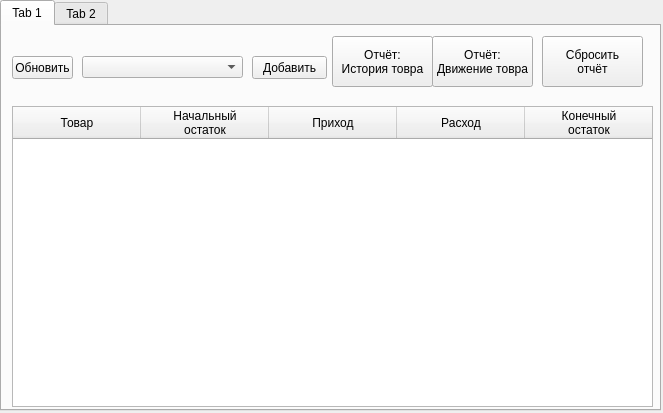
Above: untitled.ui from Crivetkaaa/kos_my_coursework before the change. Below: the same form after it.
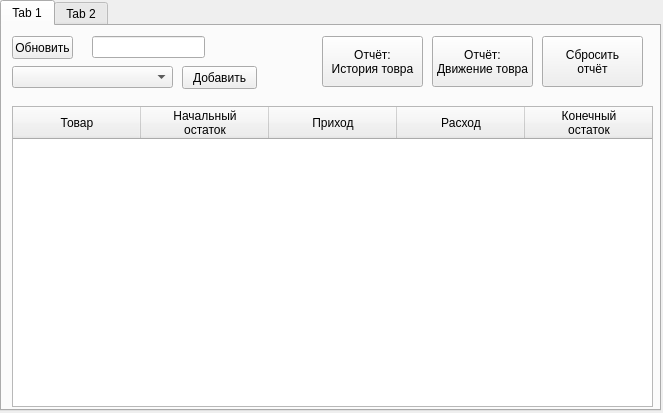
That is the form after the change.

Commit message: Попытка внести фильтрации по дате

Diff of the .ui file:
```diff
--- a/untitled.ui
+++ b/untitled.ui
@@ -79,8 +79,8 @@
      <widget class="QComboBox" name="comboBox">
       <property name="geometry">
        <rect>
-        <x>80</x>
-        <y>30</y>
+        <x>10</x>
+        <y>40</y>
         <width>161</width>
         <height>22</height>
        </rect>
@@ -92,8 +92,8 @@
      <widget class="QPushButton" name="pushButton_2">
       <property name="geometry">
        <rect>
-        <x>250</x>
-        <y>30</y>
+        <x>180</x>
+        <y>40</y>
         <width>75</width>
         <height>23</height>
        </rect>
@@ -133,7 +133,7 @@
      <widget class="QPushButton" name="pushButton_4">
       <property name="geometry">
        <rect>
-        <x>330</x>
+        <x>320</x>
         <y>10</y>
         <width>101</width>
         <height>51</height>
@@ -148,7 +148,7 @@
       <property name="geometry">
        <rect>
         <x>10</x>
-        <y>30</y>
+        <y>10</y>
         <width>61</width>
         <height>23</height>
        </rect>
@@ -157,6 +157,25 @@
        <string>Обновить</string>
       </property>
      </widget>
+     <widget class="QLineEdit" name="lineEdit">
+      <property name="geometry">
+       <rect>
+        <x>90</x>
+        <y>10</y>
+        <width>113</width>
+        <height>22</height>
+       </rect>
+      </property>
+      <property name="inputMask">
+       <string/>
+      </property>
+      <property name="text">
+       <string/>
+      </property>
+      <property name="maxLength">
+       <number>32767</number>
+      </property>
+     </widget>
     </widget>
     <widget class="QWidget" name="tab_2">
      <attribute name="title">
```
The commit also changes 2 other files.
